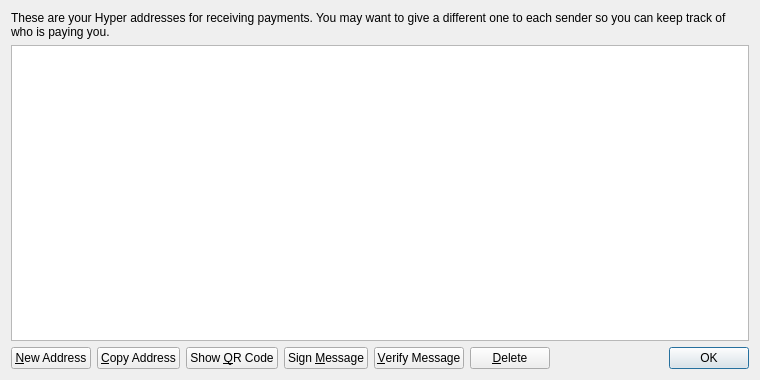
This is src/qt/forms/addressbookpage.ui in HYPERcrypto/Hyper as Qt 5 draws it before an edit. The edited form follows.
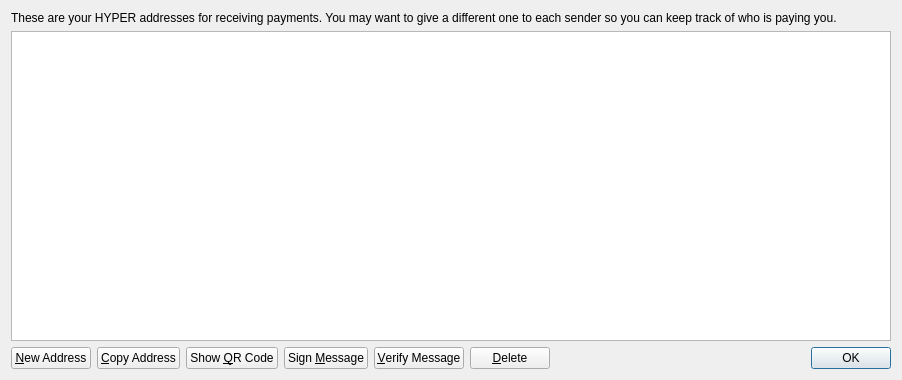
This is the edited form. Icons and pictures are not drawn.

Commit message: updated qt dialogs

What changed in the file:
```diff
--- a/src/qt/forms/addressbookpage.ui
+++ b/src/qt/forms/addressbookpage.ui
@@ -6,7 +6,7 @@
    <rect>
     <x>0</x>
     <y>0</y>
-    <width>760</width>
+    <width>902</width>
     <height>380</height>
    </rect>
   </property>
@@ -17,7 +17,7 @@
    <item>
     <widget class="QLabel" name="labelExplanation">
      <property name="text">
-      <string>These are your Hyper addresses for receiving payments. You may want to give a different one to each sender so you can keep track of who is paying you.</string>
+      <string>These are your HYPER addresses for receiving payments. You may want to give a different one to each sender so you can keep track of who is paying you.</string>
      </property>
      <property name="textFormat">
       <enum>Qt::PlainText</enum>
```
The commit also changes 5 other files.
